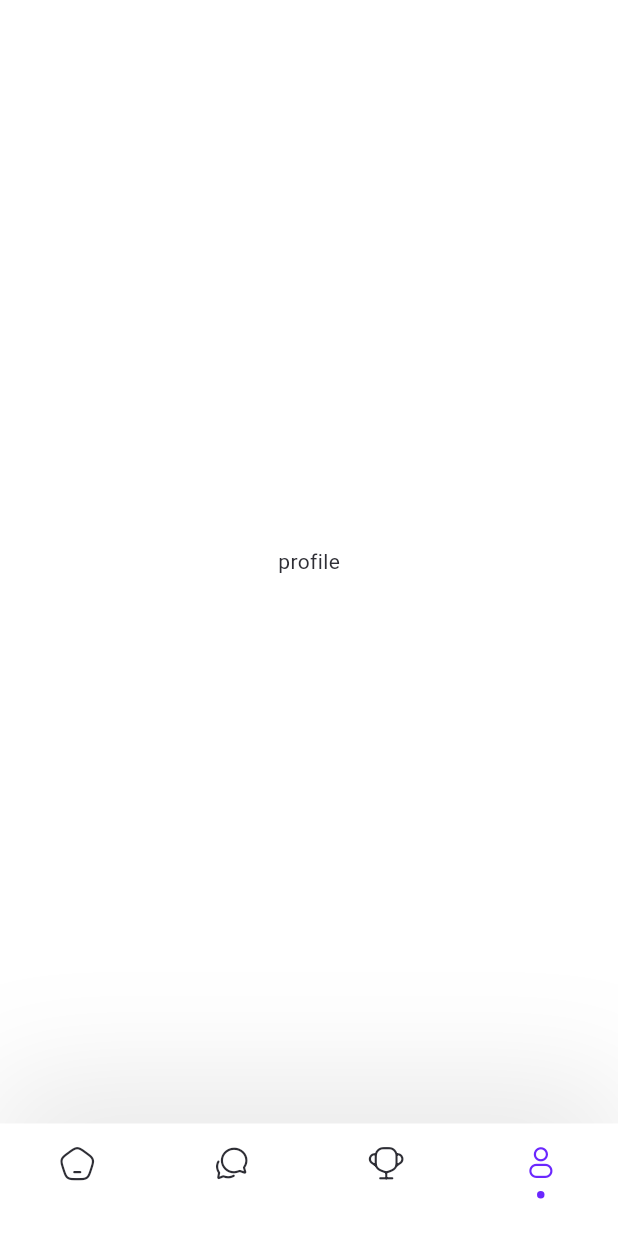
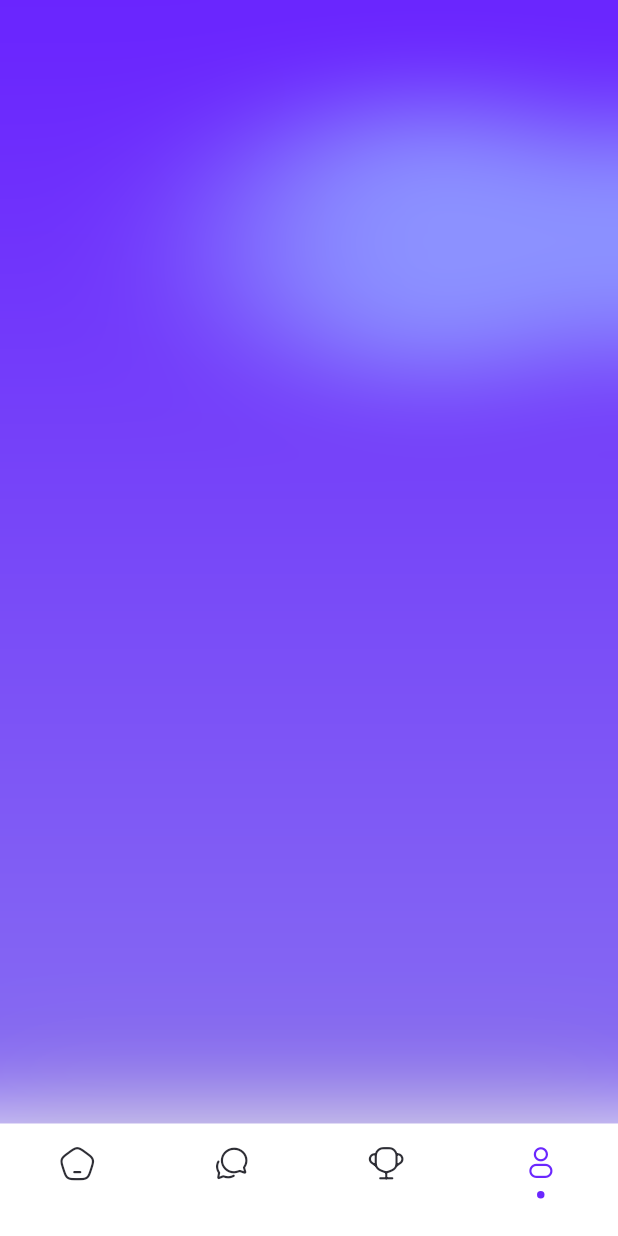
Before and after one commit to YonseiDOIT/CODI, a Flutter app: the screen it shows after launch, item 4 of the bottom bar chosen, on a phone screen of 412 x 824 dp. Run offline on Flutter 3.47's test engine with Material 3 defaults, Android fonts, the phone set to English and light mode, and no system bars; our stand-ins replace carousel_slider, flutter_dotenv; network calls fail; Roboto replaces fonts that are missing (Pretendard).

Commit message:
Add - profile screen background

```diff
--- a/lib/main.dart
+++ b/lib/main.dart
@@ -101,7 +101,9 @@ class _MainState extends State<Main> {
                     alignment: Alignment.topCenter,
                     child: Icon(
                       navBarIcons[index],
-                      color: _currentIndex == index ? Theme.of(context).colorScheme.primary : Theme.of(context).colorScheme.secondary,
+                      color: _currentIndex == index
+                          ? Theme.of(context).colorScheme.primary
+                          : Theme.of(context).colorScheme.secondary,
                       size: 24,
                     ),
                   ),
--- a/lib/screens/profile_screen.dart
+++ b/lib/screens/profile_screen.dart
@@ -1,4 +1,11 @@
+import 'dart:ui';
+
 import 'package:flutter/material.dart';
+
+import 'package:codi/data/theme.dart';
+import 'package:codi/data/custom_icons.dart';
+
+import 'package:codi/data/globals.dart' as globals;
 
 class ProfileScreen extends StatefulWidget {
   const ProfileScreen({super.key});
@@ -10,9 +17,41 @@ class ProfileScreen extends StatefulWidget {
 class _ProfileScreenState extends State<ProfileScreen> {
   @override
   Widget build(BuildContext context) {
+    globals.ScreenSize().initSizes(context);
     return Container(
-      child: Center(
-        child: Text("profile"),
+      width: globals.ScreenSize.width,
+      height: globals.ScreenSize.height,
+      // padding: const EdgeInsets.only(top: 65, left: 136, bottom: 547),
+      // clipBehavior: Clip.antiAlias,
+      decoration: BoxDecoration(
+        gradient: LinearGradient(
+          begin: Alignment(0.00, -1.00),
+          end: Alignment(0, 1),
+          colors: [Color(0xFF6923FE), Color(0xFF876EF1)],
+        ),
+      ),
+      child: Stack(
+        fit: StackFit.expand,
+        children: [
+          Positioned(
+            top: globals.ScreenSize.height * 0.08,
+            left: globals.ScreenSize.width * 0.37,
+            child: Container(
+              width: 274,
+              height: 188,
+              decoration: ShapeDecoration(
+                color: Color(0xFF8C92FF),
+                shape: OvalBorder(),
+              ),
+            ),
+          ),
+          BackdropFilter(
+            filter: ImageFilter.blur(sigmaX: 60.0, sigmaY: 30.0),
+            child: Column(
+              children: [],
+            ),
+          ),
+        ],
       ),
     );
   }
```
